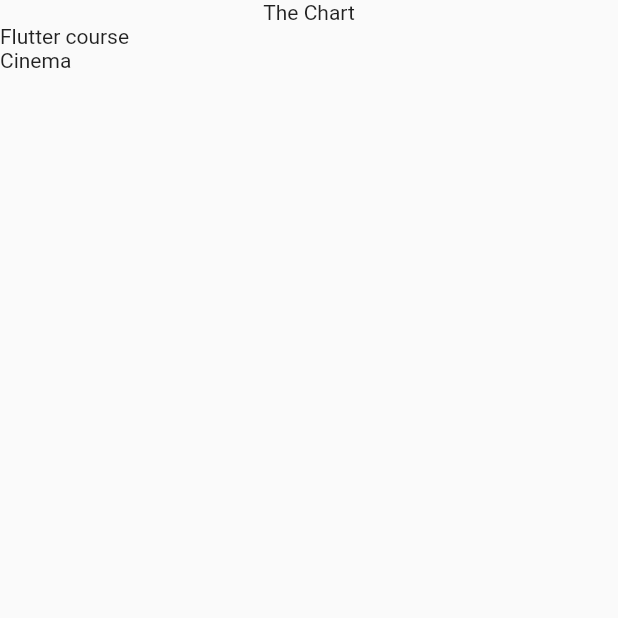
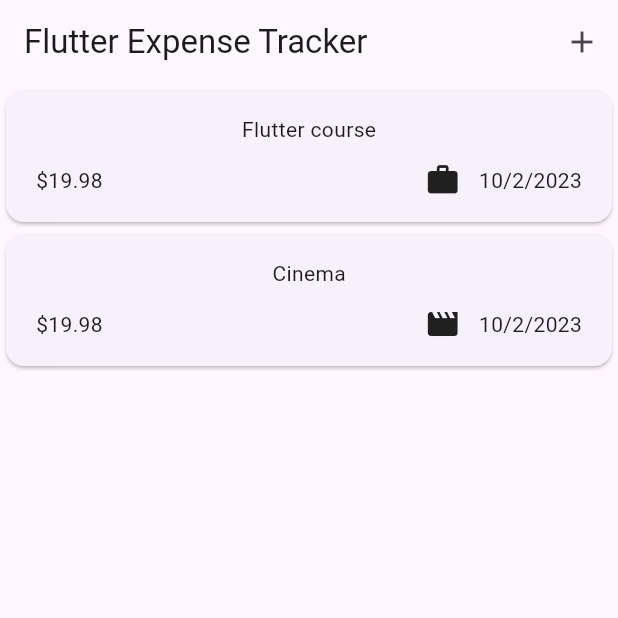
Before and after one commit to roshan129/FlutterExpenseTracker, a Flutter app: the screen it shows after launch, on a phone screen of 412 x 824 dp, the top half of it. Run offline on Flutter 3.47's test engine with Material 2 defaults, Android fonts, the phone set to English and light mode, and no system bars.

```diff
--- a/lib/models/expense.dart
+++ b/lib/models/expense.dart
@@ -1,14 +1,19 @@
+import 'package:flutter/material.dart';
+import 'package:intl/intl.dart';
 import 'package:uuid/uuid.dart';
+
+final formatter = DateFormat.yMd();
 
 const uuid = Uuid();
 
-enum Category {
-  food,
-  travel,
-  leisure,
-  work
- }
+enum Category { food, travel, leisure, work }
 
+const categoryIcons = {
+  Category.food: Icons.lunch_dining,
+  Category.travel: Icons.flight_takeoff,
+  Category.leisure: Icons.movie,
+  Category.work: Icons.work,
+};
 
 class Expense {
   Expense({
@@ -23,4 +28,8 @@ class Expense {
   final double amount;
   final DateTime date;
   final Category category;
+
+  String get formattedDate {
+    return formatter.format(date);
+  }
 }
--- a/lib/expense.dart
+++ b/lib/widgets/expense.dart
@@ -1,6 +1,7 @@
 import 'package:flutter/material.dart';
-import 'package:flutter_expense_tracker/expesnse_list.dart';
+import 'package:flutter_expense_tracker/widgets/expenses_lists/expesnse_list.dart';
 import 'package:flutter_expense_tracker/models/expense.dart';
+import 'package:flutter_expense_tracker/widgets/new_expense.dart';
 
 class Expenses extends StatefulWidget {
   const Expenses({super.key});
@@ -27,14 +28,25 @@ class _ExpenseState extends State<Expenses> {
     ),
   ];
 
+  void _openAddExpenseOverlay() {
+    showModalBottomSheet(
+      context: context,
+      builder: (ctxt) => const NewExpense(),
+    );
+  }
+
   @override
   Widget build(BuildContext context) {
     return Scaffold(
+      appBar: AppBar(title: const Text('Flutter Expense Tracker'), actions: [
+        IconButton(
+            onPressed: _openAddExpenseOverlay,
+            icon: const Icon(
+              Icons.add,
+            ))
+      ]),
       body: Column(
-        children: [
-          const Text('The Chart'),
-          Expanded(child: ExpenseList(expenses: _registeredExpenses))
-        ],
+        children: [Expanded(child: ExpenseList(expenses: _registeredExpenses))],
       ),
     );
   }
--- /dev/null
+++ b/lib/widgets/expenses_lists/expense_item.dart
@@ -0,0 +1,42 @@
+import 'dart:math';
+
+import 'package:flutter/material.dart';
+import 'package:flutter_expense_tracker/models/expense.dart';
+
+class ExpenseItem extends StatelessWidget {
+  const ExpenseItem(this.expense, {super.key});
+
+  final Expense expense;
+
+  @override
+  Widget build(BuildContext context) {
+    return Card(
+      child: Padding(
+        padding: const EdgeInsets.symmetric(horizontal: 20, vertical: 16),
+        child: Column(
+          children: [
+            Text(expense.title),
+            const SizedBox(
+              height: 12,
+            ),
+            Row(
+              children: [
+                Text('\$${expense.amount.toStringAsFixed(2)}'),
+                const Spacer(),
+                Row(
+                  children: [
+                    Icon(categoryIcons[expense.category]),
+                    const SizedBox(
+                      width: 12,
+                    ),
+                    Text(expense.formattedDate)
+                  ],
+                )
+              ],
+            )
+          ],
+        ),
+      ),
+    );
+  }
+}
--- a/lib/expesnse_list.dart
+++ b/lib/widgets/expenses_lists/expesnse_list.dart
@@ -1,5 +1,6 @@
 import 'package:flutter/material.dart';
 import 'package:flutter_expense_tracker/models/expense.dart';
+import 'package:flutter_expense_tracker/widgets/expenses_lists/expense_item.dart';
 
 class ExpenseList extends StatelessWidget {
   const ExpenseList({super.key, required this.expenses});
@@ -10,6 +11,6 @@ class ExpenseList extends StatelessWidget {
   Widget build(BuildContext context) {
     return ListView.builder(
         itemCount: expenses.length,
-        itemBuilder: ((context, index) => Text(expenses[index].title)));
+        itemBuilder: ((context, index) => ExpenseItem(expenses[index])));
   }
 }
--- a/pubspec.yaml
+++ b/pubspec.yaml
@@ -36,6 +36,7 @@ dependencies:
   # Use with the CupertinoIcons class for iOS style icons.
   cupertino_icons: ^1.0.2
   uuid: ^4.0.0
+  intl: ^0.18.1
 
 dev_dependencies:
   flutter_test:
```
Also changed, not shown: lib/main.dart (+4 -3 lines), lib/widgets/new_expense.dart (added, +23 -0 lines), pubspec.lock.
